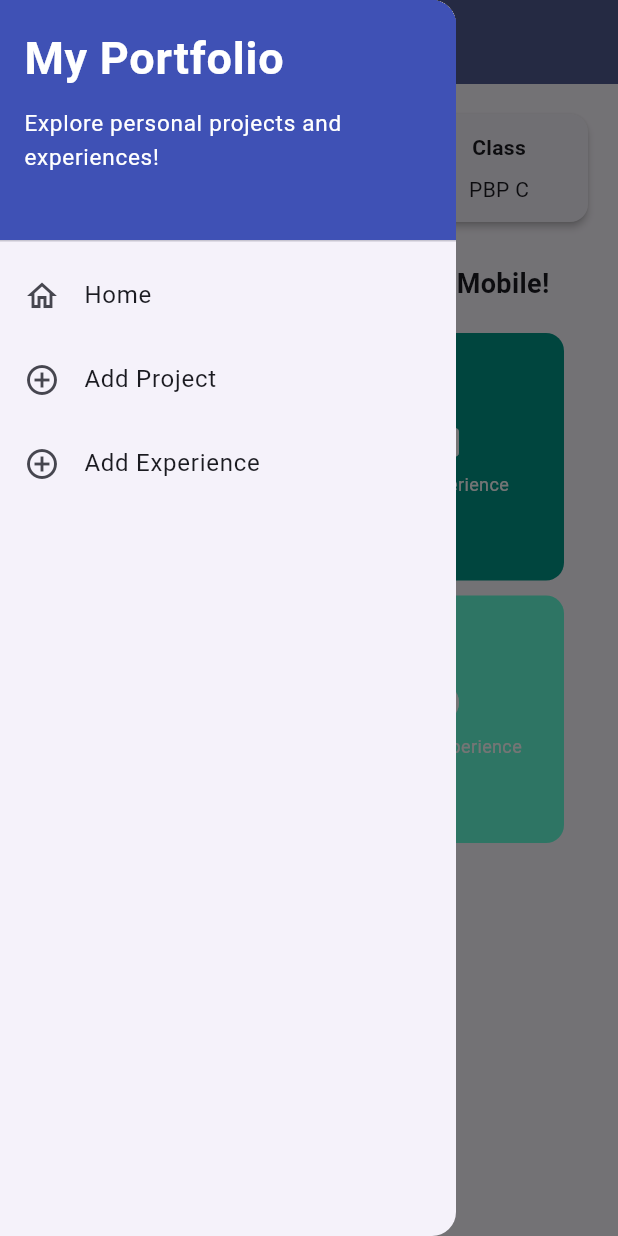
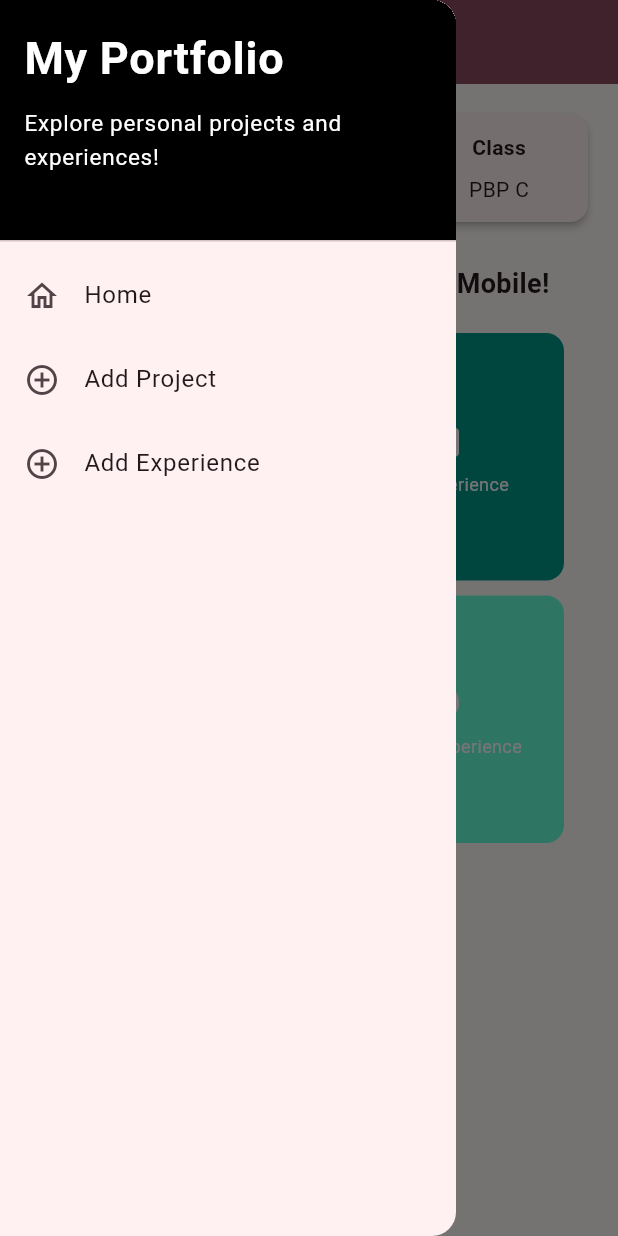
Before and after one commit to kireinaura12/myportofolio_mobile, a Flutter app: the screen it shows after launch, with the side drawer open, on a phone screen of 412 x 824 dp. Run offline on Flutter 3.47's test engine with Material 3 defaults, Android fonts, the phone set to English and light mode, and no system bars; our stand-ins replace material_ui.

Commit message:
style: change theme seed color

```diff
--- a/lib/main.dart
+++ b/lib/main.dart
@@ -14,8 +14,8 @@ class MyApp extends StatelessWidget {
       title: 'My Portofolio',
       theme: ThemeData(
         colorScheme: ColorScheme.fromSeed(
-          seedColor: Colors.indigo,
-          secondary: Colors.amber[700],
+          seedColor: Colors.black,
+          secondary: Colors.teal[700],
         ),
         useMaterial3: true,
       ),
--- a/lib/screens/experience_form.dart
+++ b/lib/screens/experience_form.dart
@@ -58,7 +58,7 @@ class _ExperienceFormPage extends State<ExperienceFormPage> {
     return Scaffold(
       appBar: AppBar(
         title: const Center(child: Text('Add Experience Form')),
-        backgroundColor: Colors.indigo,
+        backgroundColor: Colors.black,
         foregroundColor: Colors.white,
       ),
       drawer: const LeftDrawer(),
@@ -214,7 +214,7 @@ class _ExperienceFormPage extends State<ExperienceFormPage> {
                   padding: const EdgeInsets.all(8.0),
                   child: ElevatedButton(
                     style: ButtonStyle(
-                      backgroundColor: WidgetStateProperty.all(Colors.indigo),
+                      backgroundColor: WidgetStateProperty.all(Colors.black),
                     ),
                     onPressed: () {
                       if (_formKey.currentState!.validate()) {
--- a/lib/screens/project_form.dart
+++ b/lib/screens/project_form.dart
@@ -30,7 +30,7 @@ class _ProjectFormPageState extends State<ProjectFormPage> {
     return Scaffold(
       appBar: AppBar(
         title: const Center(child: Text('Add Project Form')),
-        backgroundColor: Colors.indigo,
+        backgroundColor: Colors.black,
         foregroundColor: Colors.white,
       ),
       drawer: const LeftDrawer(),
@@ -174,7 +174,7 @@ class _ProjectFormPageState extends State<ProjectFormPage> {
                   padding: const EdgeInsets.all(8.0),
                   child: ElevatedButton(
                     style: ButtonStyle(
-                      backgroundColor: WidgetStateProperty.all(Colors.indigo),
+                      backgroundColor: WidgetStateProperty.all(Colors.black),
                     ),
                     onPressed: () {
                       if (_formKey.currentState!.validate()) {
--- a/lib/widgets/left_drawer.dart
+++ b/lib/widgets/left_drawer.dart
@@ -13,7 +13,7 @@ class LeftDrawer extends StatelessWidget {
         children: [
           const DrawerHeader(
             // TODO: Bagian drawer header
-            decoration: BoxDecoration(color: Colors.indigo),
+            decoration: BoxDecoration(color: Colors.black),
             child: Column(
               crossAxisAlignment: CrossAxisAlignment.start,
               children: [
```
